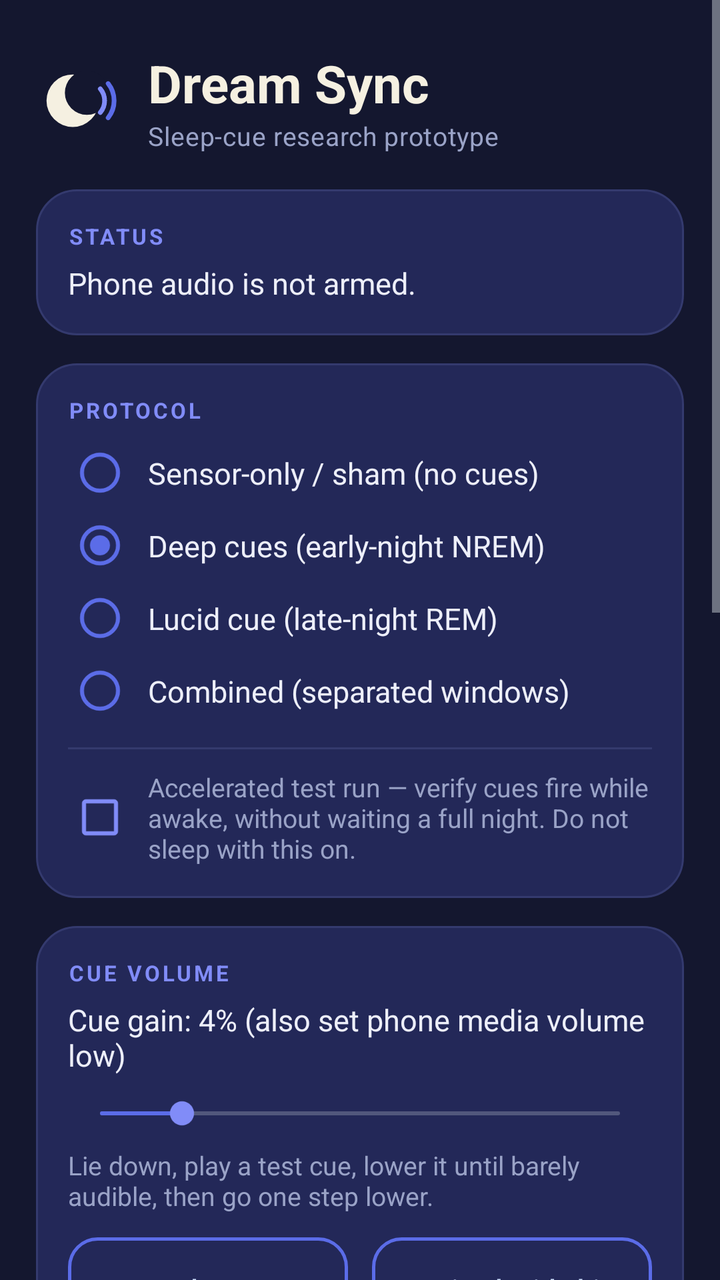
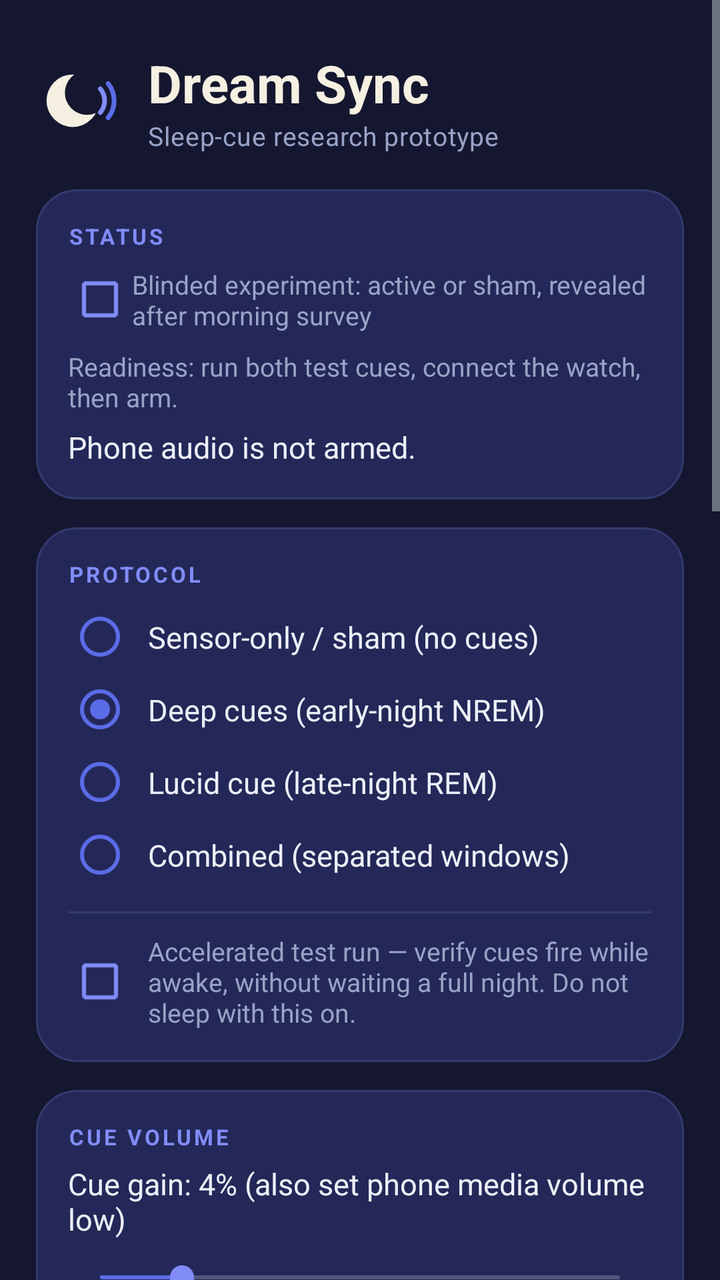

Compare the two renders of this Android layout. The source of the first and the diff that turns it into the second are given below.
<!-- AndroidManifest.xml: application theme Theme.DreamSync -->
<!-- res/layout/activity_main.xml -->
<?xml version="1.0" encoding="utf-8"?>
<ScrollView xmlns:android="http://schemas.android.com/apk/res/android"
    android:layout_width="match_parent"
    android:layout_height="match_parent"
    android:background="@color/ds_bg"
    android:fillViewport="true"
    android:fitsSystemWindows="true">

    <LinearLayout
        android:layout_width="match_parent"
        android:layout_height="wrap_content"
        android:orientation="vertical"
        android:paddingHorizontal="18dp"
        android:paddingTop="24dp"
        android:paddingBottom="28dp">

        
        <LinearLayout
            android:layout_width="match_parent"
            android:layout_height="wrap_content"
            android:gravity="center_vertical"
            android:orientation="horizontal">

            <ImageView
                android:layout_width="42dp"
                android:layout_height="42dp"
                android:contentDescription="@string/app_name"
                android:src="@drawable/ic_moon" />

            <LinearLayout
                android:layout_width="0dp"
                android:layout_height="wrap_content"
                android:layout_marginStart="14dp"
                android:layout_weight="1"
                android:orientation="vertical">

                <TextView
                    android:layout_width="match_parent"
                    android:layout_height="wrap_content"
                    android:text="@string/app_name"
                    android:textColor="@color/ds_cream"
                    android:textSize="26sp"
                    android:textStyle="bold" />

                <TextView
                    android:layout_width="match_parent"
                    android:layout_height="wrap_content"
                    android:letterSpacing="0.02"
                    android:text="Sleep-cue research prototype"
                    android:textColor="@color/ds_muted"
                    android:textSize="13sp" />
            </LinearLayout>
        </LinearLayout>

        
        <LinearLayout
            android:layout_width="match_parent"
            android:layout_height="wrap_content"
            android:layout_marginTop="18dp"
            android:background="@drawable/bg_card"
            android:orientation="vertical"
            android:padding="16dp">

            <TextView
                android:layout_width="match_parent"
                android:layout_height="wrap_content"
                android:letterSpacing="0.12"
                android:text="STATUS"
                android:textColor="@color/ds_violet"
                android:textSize="11sp"
                android:textStyle="bold" />

            <TextView
                android:id="@+id/statusText"
                android:layout_width="match_parent"
                android:layout_height="wrap_content"
                android:layout_marginTop="6dp"
                android:text="Phone audio is not armed."
                android:textColor="@color/ds_text"
                android:textSize="15sp" />
        </LinearLayout>

        
        <LinearLayout
            android:layout_width="match_parent"
            android:layout_height="wrap_content"
            android:layout_marginTop="14dp"
            android:background="@drawable/bg_card"
            android:orientation="vertical"
            android:padding="16dp">

            <TextView
                android:layout_width="match_parent"
                android:layout_height="wrap_content"
                android:letterSpacing="0.12"
                android:text="PROTOCOL"
                android:textColor="@color/ds_violet"
                android:textSize="11sp"
                android:textStyle="bold" />

            <RadioGroup
                android:id="@+id/modeGroup"
                android:layout_width="match_parent"
                android:layout_height="wrap_content"
                android:layout_marginTop="6dp">

                <RadioButton
                    android:id="@+id/modeSensor"
                    android:layout_width="match_parent"
                    android:layout_height="wrap_content"
                    android:buttonTint="@color/ds_indigo"
                    android:paddingStart="8dp"
                    android:paddingVertical="8dp"
                    android:text="Sensor-only / sham (no cues)"
                    android:textColor="@color/ds_text"
                    android:textSize="15sp" />

                <RadioButton
                    android:id="@+id/modeDeep"
                    android:layout_width="match_parent"
                    android:layout_height="wrap_content"
                    android:buttonTint="@color/ds_indigo"
                    android:checked="true"
                    android:paddingStart="8dp"
                    android:paddingVertical="8dp"
                    android:text="Deep cues (early-night NREM)"
                    android:textColor="@color/ds_text"
                    android:textSize="15sp" />

                <RadioButton
                    android:id="@+id/modeLucid"
                    android:layout_width="match_parent"
                    android:layout_height="wrap_content"
                    android:buttonTint="@color/ds_indigo"
                    android:paddingStart="8dp"
                    android:paddingVertical="8dp"
                    android:text="Lucid cue (late-night REM)"
                    android:textColor="@color/ds_text"
                    android:textSize="15sp" />

                <RadioButton
                    android:id="@+id/modeCombined"
                    android:layout_width="match_parent"
                    android:layout_height="wrap_content"
                    android:buttonTint="@color/ds_indigo"
                    android:paddingStart="8dp"
                    android:paddingVertical="8dp"
                    android:text="Combined (separated windows)"
                    android:textColor="@color/ds_text"
                    android:textSize="15sp" />
            </RadioGroup>

            <View
                android:layout_width="match_parent"
                android:layout_height="1dp"
                android:layout_marginVertical="10dp"
                android:background="@color/ds_card_line" />

            <CheckBox
                android:id="@+id/dryRunCheck"
                android:layout_width="match_parent"
                android:layout_height="wrap_content"
                android:buttonTint="@color/ds_violet"
                android:paddingStart="8dp"
                android:text="Accelerated test run — verify cues fire while awake, without waiting a full night. Do not sleep with this on."
                android:textColor="@color/ds_muted"
                android:textSize="13sp" />
        </LinearLayout>

        
        <LinearLayout
            android:layout_width="match_parent"
            android:layout_height="wrap_content"
            android:layout_marginTop="14dp"
            android:background="@drawable/bg_card"
            android:orientation="vertical"
            android:padding="16dp">

            <TextView
                android:layout_width="match_parent"
                android:layout_height="wrap_content"
                android:letterSpacing="0.12"
                android:text="CUE VOLUME"
                android:textColor="@color/ds_violet"
                android:textSize="11sp"
                android:textStyle="bold" />

            <TextView
                android:id="@+id/gainLabel"
                android:layout_width="match_parent"
                android:layout_height="wrap_content"
                android:layout_marginTop="6dp"
                android:text="Cue gain: 4% (also set phone media volume low)"
                android:textColor="@color/ds_text"
                android:textSize="15sp" />

            <SeekBar
                android:id="@+id/gainSeek"
                android:layout_width="match_parent"
                android:layout_height="wrap_content"
                android:layout_marginTop="10dp"
                android:max="20"
                android:min="1"
                android:progress="4"
                android:progressTint="@color/ds_indigo"
                android:thumbTint="@color/ds_violet" />

            <TextView
                android:layout_width="match_parent"
                android:layout_height="wrap_content"
                android:layout_marginTop="8dp"
                android:text="Lie down, play a test cue, lower it until barely audible, then go one step lower."
                android:textColor="@color/ds_muted"
                android:textSize="13sp" />

            <LinearLayout
                android:layout_width="match_parent"
                android:layout_height="wrap_content"
                android:layout_marginTop="12dp"
                android:orientation="horizontal">

                <Button
                    android:id="@+id/testDeepButton"
                    android:layout_width="0dp"
                    android:layout_height="52dp"
                    android:layout_marginEnd="6dp"
                    android:layout_weight="1"
                    android:background="@drawable/btn_outline"
                    android:stateListAnimator="@null"
                    android:text="Test deep cue"
                    android:textAllCaps="false"
                    android:textColor="@color/ds_ice"
                    android:textSize="14sp" />

                <Button
                    android:id="@+id/testLucidButton"
                    android:layout_width="0dp"
                    android:layout_height="52dp"
                    android:layout_marginStart="6dp"
                    android:layout_weight="1"
                    android:background="@drawable/btn_outline"
                    android:stateListAnimator="@null"
                    android:text="Practice lucid chime"
                    android:textAllCaps="false"
                    android:textColor="@color/ds_ice"
                    android:textSize="14sp" />
            </LinearLayout>
        </LinearLayout>

        
        <LinearLayout
            android:layout_width="match_parent"
            android:layout_height="wrap_content"
            android:layout_marginTop="14dp"
            android:background="@drawable/bg_card"
            android:orientation="vertical"
            android:padding="16dp">

            <TextView
                android:layout_width="match_parent"
                android:layout_height="wrap_content"
                android:letterSpacing="0.12"
                android:text="NIGHT SESSION"
                android:textColor="@color/ds_violet"
                android:textSize="11sp"
                android:textStyle="bold" />

            <Button
                android:id="@+id/armButton"
                android:layout_width="match_parent"
                android:layout_height="56dp"
                android:layout_marginTop="10dp"
                android:background="@drawable/btn_primary"
                android:stateListAnimator="@null"
                android:text="Arm phone audio + send settings"
                android:textAllCaps="false"
                android:textColor="#FFFFFF"
                android:textSize="16sp"
                android:textStyle="bold" />

            <LinearLayout
                android:layout_width="match_parent"
                android:layout_height="wrap_content"
                android:layout_marginTop="10dp"
                android:orientation="horizontal">

                <Button
                    android:id="@+id/openWatchButton"
                    android:layout_width="0dp"
                    android:layout_height="52dp"
                    android:layout_marginEnd="6dp"
                    android:layout_weight="1"
                    android:background="@drawable/btn_outline"
                    android:stateListAnimator="@null"
                    android:text="Open on watch"
                    android:textAllCaps="false"
                    android:textColor="@color/ds_ice"
                    android:textSize="14sp" />

                <Button
                    android:id="@+id/stopButton"
                    android:layout_width="0dp"
                    android:layout_height="52dp"
                    android:layout_marginStart="6dp"
                    android:layout_weight="1"
                    android:background="@drawable/btn_danger"
                    android:stateListAnimator="@null"
                    android:text="Stop session"
                    android:textAllCaps="false"
                    android:textColor="@color/ds_danger"
                    android:textSize="14sp" />
            </LinearLayout>
        </LinearLayout>

        
        <LinearLayout
            android:layout_width="match_parent"
            android:layout_height="wrap_content"
            android:layout_marginTop="14dp"
            android:background="@drawable/bg_card"
            android:orientation="vertical"
            android:padding="16dp">

            <LinearLayout
                android:layout_width="match_parent"
                android:layout_height="wrap_content"
                android:gravity="center_vertical"
                android:orientation="horizontal">

                <TextView
                    android:layout_width="0dp"
                    android:layout_height="wrap_content"
                    android:layout_weight="1"
                    android:letterSpacing="0.12"
                    android:text="DEPLOY WATCH APP"
                    android:textColor="@color/ds_violet"
                    android:textSize="11sp"
                    android:textStyle="bold" />

                <TextView
                    android:id="@+id/watchHelpButton"
                    android:layout_width="wrap_content"
                    android:layout_height="wrap_content"
                    android:background="?android:attr/selectableItemBackgroundBorderless"
                    android:paddingHorizontal="8dp"
                    android:paddingVertical="4dp"
                    android:text="How?"
                    android:textColor="@color/ds_indigo"
                    android:textSize="13sp"
                    android:textStyle="bold" />
            </LinearLayout>

            <TextView
                android:layout_width="match_parent"
                android:layout_height="wrap_content"
                android:layout_marginTop="8dp"
                android:text="1"
                android:textColor="@color/ds_indigo"
                android:textSize="13sp"
                android:textStyle="bold" />

            <TextView
                android:layout_width="match_parent"
                android:layout_height="wrap_content"
                android:text="On the watch: Settings ▸ System ▸ About ▸ tap Build number 7 times."
                android:textColor="@color/ds_text"
                android:textSize="13sp" />

            <TextView
                android:layout_width="match_parent"
                android:layout_height="wrap_content"
                android:layout_marginTop="8dp"
                android:text="2"
                android:textColor="@color/ds_indigo"
                android:textSize="13sp"
                android:textStyle="bold" />

            <TextView
                android:layout_width="match_parent"
                android:layout_height="wrap_content"
                android:text="Developer options ▸ turn on ADB debugging and Debug over Wi-Fi. Same Wi-Fi as this phone."
                android:textColor="@color/ds_text"
                android:textSize="13sp" />

            <TextView
                android:layout_width="match_parent"
                android:layout_height="wrap_content"
                android:layout_marginTop="8dp"
                android:text="3"
                android:textColor="@color/ds_indigo"
                android:textSize="13sp"
                android:textStyle="bold" />

            <TextView
                android:layout_width="match_parent"
                android:layout_height="wrap_content"
                android:text="Type the IP:port the watch shows, then install."
                android:textColor="@color/ds_text"
                android:textSize="13sp" />

            <EditText
                android:id="@+id/watchAddressInput"
                android:layout_width="match_parent"
                android:layout_height="52dp"
                android:layout_marginTop="12dp"
                android:background="@drawable/bg_input_selector"
                android:hint="192.168.1.42:5555"
                android:importantForAutofill="no"
                android:inputType="textUri"
                android:paddingHorizontal="14dp"
                android:singleLine="true"
                android:textColor="@color/ds_text"
                android:textColorHint="#5A6187"
                android:textSize="15sp" />

            <Button
                android:id="@+id/deployWatchButton"
                android:layout_width="match_parent"
                android:layout_height="52dp"
                android:layout_marginTop="10dp"
                android:background="@drawable/btn_outline"
                android:stateListAnimator="@null"
                android:text="Install watch app over Wi-Fi"
                android:textAllCaps="false"
                android:textColor="@color/ds_ice"
                android:textSize="14sp" />
        </LinearLayout>

        <TextView
            android:layout_width="match_parent"
            android:layout_height="wrap_content"
            android:layout_marginTop="16dp"
            android:text="Tonight: keep the phone 50–100 cm from the pillow. The watch estimates probable sleep states from motion and heart rate; it does not measure EEG or diagnose sleep stages."
            android:textColor="@color/ds_muted"
            android:textSize="12sp" />
    </LinearLayout>
</ScrollView>
<!-- resources referenced by this layout -->
<resources>
  <color name="ds_bg">#14172F</color>
  <color name="ds_card_line">#343A6E</color>
  <color name="ds_cream">#F5F0E1</color>
  <color name="ds_danger">#C05C63</color>
  <color name="ds_ice">#CADCFC</color>
  <color name="ds_indigo">#5B6CE8</color>
  <color name="ds_muted">#9AA3C7</color>
  <color name="ds_text">#EDEFFA</color>
  <color name="ds_violet">#818CF8</color>
  <!-- drawable bg_card (drawable) -->
  <?xml version="1.0" encoding="utf-8"?>
  <shape xmlns:android="http://schemas.android.com/apk/res/android" android:shape="rectangle">
      <solid android:color="@color/ds_card" />
      <corners android:radius="20dp" />
      <stroke android:width="1dp" android:color="@color/ds_card_line" />
  </shape>
  <!-- drawable bg_input_selector (drawable) -->
  <?xml version="1.0" encoding="utf-8"?>
  <selector xmlns:android="http://schemas.android.com/apk/res/android">
      <item android:state_focused="true" android:drawable="@drawable/bg_input_focused" />
      <item android:drawable="@drawable/bg_input" />
  </selector>
  <!-- drawable btn_danger (drawable) -->
  <?xml version="1.0" encoding="utf-8"?>
  <ripple xmlns:android="http://schemas.android.com/apk/res/android"
      android:color="#33C05C63">
      <item>
          <shape android:shape="rectangle">
              <solid android:color="#00000000" />
              <corners android:radius="14dp" />
              <stroke android:width="1.5dp" android:color="@color/ds_danger" />
          </shape>
      </item>
  </ripple>
  <!-- drawable btn_outline (drawable) -->
  <?xml version="1.0" encoding="utf-8"?>
  <ripple xmlns:android="http://schemas.android.com/apk/res/android"
      android:color="#335B6CE8">
      <item>
          <shape android:shape="rectangle">
              <solid android:color="#00000000" />
              <corners android:radius="14dp" />
              <stroke android:width="1.5dp" android:color="@color/ds_indigo" />
          </shape>
      </item>
  </ripple>
  <!-- drawable btn_primary (drawable) -->
  <?xml version="1.0" encoding="utf-8"?>
  <ripple xmlns:android="http://schemas.android.com/apk/res/android"
      android:color="#33FFFFFF">
      <item>
          <shape android:shape="rectangle">
              <solid android:color="@color/ds_indigo" />
              <corners android:radius="14dp" />
          </shape>
      </item>
  </ripple>
  <string name="app_name">Dream Sync</string>
  <style name="Theme.DreamSync" parent="android:Theme.DeviceDefault.NoActionBar">
          <item name="android:windowBackground">@color/ds_bg</item>
          <item name="android:statusBarColor">@color/ds_bg</item>
          <item name="android:navigationBarColor">@color/ds_bg</item>
          <item name="android:windowLightStatusBar">false</item>
          <item name="android:colorAccent">@color/ds_indigo</item>
          <item name="android:colorControlActivated">@color/ds_indigo</item>
          <item name="android:colorControlHighlight">#335B6CE8</item>
          <item name="android:textColorHighlight">#555B6CE8</item>
      </style>
  <color name="ds_card">#232858</color>
  <!-- drawable bg_input_focused (drawable) -->
  <?xml version="1.0" encoding="utf-8"?>
  <shape xmlns:android="http://schemas.android.com/apk/res/android" android:shape="rectangle">
      <solid android:color="#14172F" />
      <corners android:radius="12dp" />
      <stroke android:width="1.5dp" android:color="@color/ds_indigo" />
  </shape>
  <!-- drawable bg_input (drawable) -->
  <?xml version="1.0" encoding="utf-8"?>
  <shape xmlns:android="http://schemas.android.com/apk/res/android" android:shape="rectangle">
      <solid android:color="#14172F" />
      <corners android:radius="12dp" />
      <stroke android:width="1dp" android:color="@color/ds_card_line" />
  </shape>
  <!-- unchanged entries left out for length: 1 -->
</resources>

<!-- the commit's change to res/layout/activity_main.xml (unified diff, before → after) -->
@@ -69,6 +69,25 @@
                 android:textColor="@color/ds_violet"
                 android:textSize="11sp"
                 android:textStyle="bold" />
+
+            <CheckBox
+                android:id="@+id/blindTrialCheck"
+                android:layout_width="match_parent"
+                android:layout_height="wrap_content"
+                android:layout_marginTop="8dp"
+                android:buttonTint="@color/ds_violet"
+                android:text="Blinded experiment: active or sham, revealed after morning survey"
+                android:textColor="@color/ds_muted"
+                android:textSize="13sp" />
+
+            <TextView
+                android:id="@+id/readinessText"
+                android:layout_width="match_parent"
+                android:layout_height="wrap_content"
+                android:layout_marginTop="8dp"
+                android:text="Readiness: run both test cues, connect the watch, then arm."
+                android:textColor="@color/ds_muted"
+                android:textSize="13sp" />
 
             <TextView
                 android:id="@+id/statusText"
@@ -309,6 +328,76 @@
                     android:textAllCaps="false"
                     android:textColor="@color/ds_danger"
                     android:textSize="14sp" />
+            </LinearLayout>
+        </LinearLayout>
+
+        
+        <LinearLayout
+            android:layout_width="match_parent"
+            android:layout_height="wrap_content"
+            android:layout_marginTop="14dp"
+            android:background="@drawable/bg_card"
+            android:orientation="vertical"
+            android:padding="16dp">
+
+            <TextView
+                android:layout_width="match_parent"
+                android:layout_height="wrap_content"
+                android:letterSpacing="0.12"
+                android:text="MORNING + RESEARCH DATA"
+                android:textColor="@color/ds_violet"
+                android:textSize="11sp"
+                android:textStyle="bold" />
+
+            <Button
+                android:id="@+id/morningButton"
+                android:layout_width="match_parent"
+                android:layout_height="52dp"
+                android:layout_marginTop="10dp"
+                android:background="@drawable/btn_primary"
+                android:stateListAnimator="@null"
+                android:text="Complete morning survey"
+                android:textAllCaps="false"
+                android:textColor="#FFFFFF" />
+
+            <LinearLayout
+                android:layout_width="match_parent"
+                android:layout_height="wrap_content"
+                android:layout_marginTop="8dp"
+                android:orientation="horizontal">
+
+                <Button
+                    android:id="@+id/historyButton"
+                    android:layout_width="0dp"
+                    android:layout_height="52dp"
+                    android:layout_marginEnd="4dp"
+                    android:layout_weight="1"
+                    android:background="@drawable/btn_outline"
+                    android:text="History"
+                    android:textAllCaps="false"
+                    android:textColor="@color/ds_ice" />
+
+                <Button
+                    android:id="@+id/exportButton"
+                    android:layout_width="0dp"
+                    android:layout_height="52dp"
+                    android:layout_marginHorizontal="4dp"
+                    android:layout_weight="1"
+                    android:background="@drawable/btn_outline"
+                    android:text="Export"
+                    android:textAllCaps="false"
+                    android:textColor="@color/ds_ice" />
+
+                <Button
+                    android:id="@+id/deleteDataButton"
+                    android:layout_width="0dp"
+                    android:layout_height="52dp"
+                    android:layout_marginStart="4dp"
+                    android:layout_weight="1"
+                    android:background="@drawable/btn_danger"
+                    android:text="Delete"
+                    android:textAllCaps="false"
+                    android:textColor="@color/ds_danger" />
             </LinearLayout>
         </LinearLayout>
 
